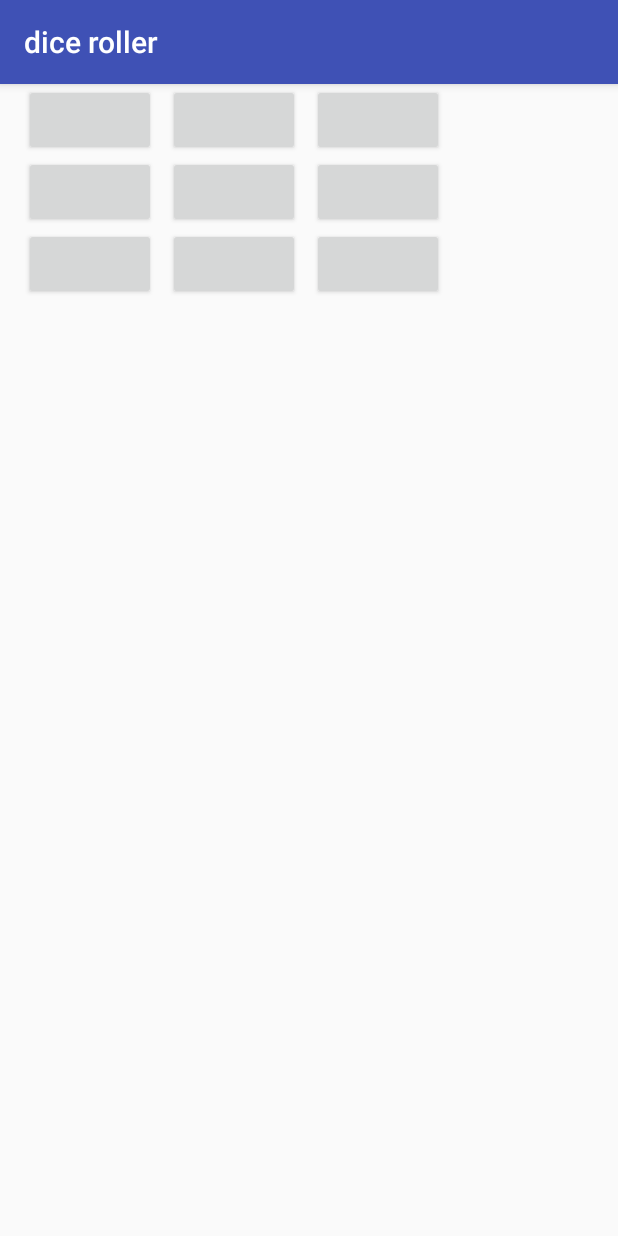
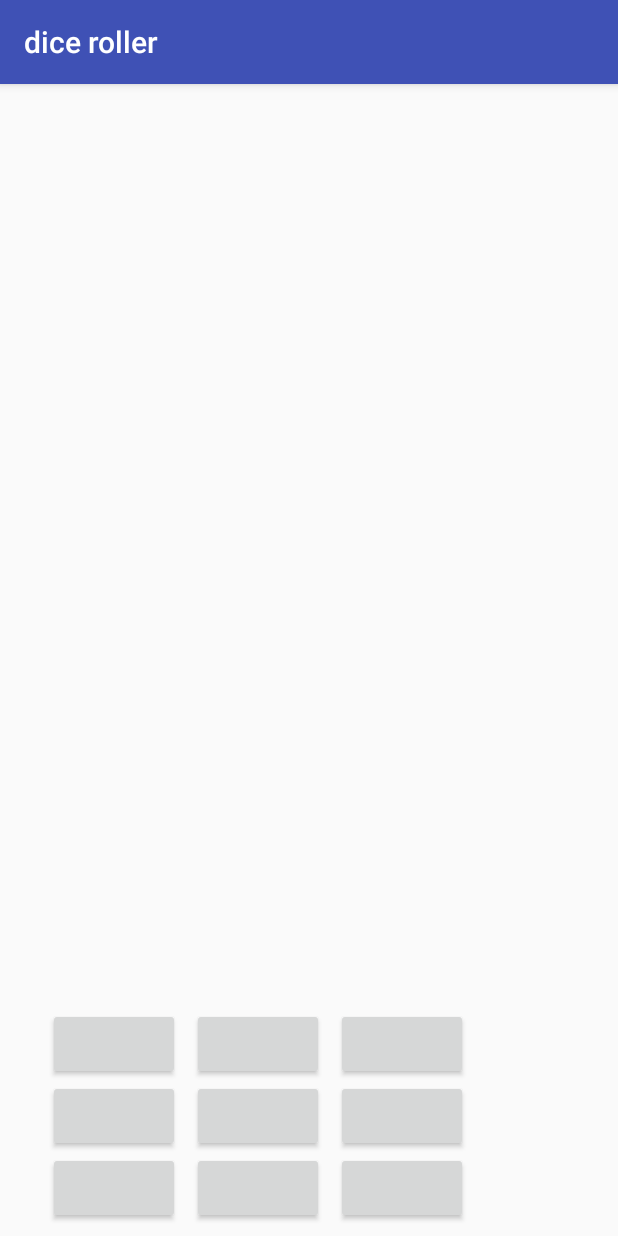
Before and after one commit to mdewhirst1/dice-roller, an Android app: the screen it shows after launch (MainActivity), on a phone screen of 412 x 824 dp. Run offline under Robolectric (Android 15) with nearby library versions, the phone set to English and light mode, and no system bars.

```diff
--- a/app/src/main/res/layout/activity_main.xml
+++ b/app/src/main/res/layout/activity_main.xml
@@ -18,7 +18,9 @@
             android:orientation="vertical"
             android:layout_width="wrap_content"
             android:layout_height="wrap_content"
-            tools:layout_editor_absoluteX="17dp">
+            app:layout_constraintBottom_toBottomOf="parent"
+            android:layout_marginBottom="8dp"
+            app:layout_constraintStart_toEndOf="@+id/guideline">
 
         <LinearLayout
                 android:layout_width="wrap_content"
```
